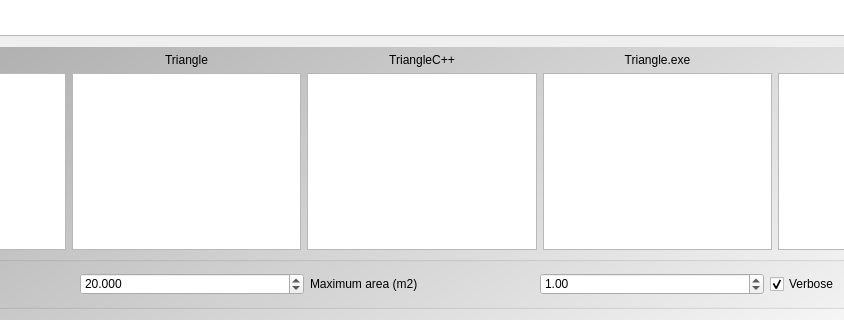
Before: the Qt Designer form Tools/ToolTestTriangle/qttesttrianglemaindialog.ui in richelbilderbeek/ProjectRichelBilderbeek, drawn with Qt 5; both pictures show x 175 to 1019 and y 395 to 715 of the 1194 by 715 pixel window.
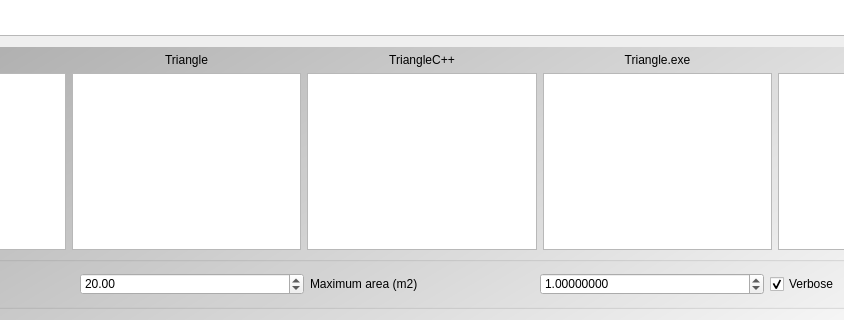
After: the same form once the commit is applied. Icons and pictures are not drawn. Custom widgets are drawn as their Qt base class.

The edit to the form file:
```diff
--- a/Tools/ToolTestTriangle/qttesttrianglemaindialog.ui
+++ b/Tools/ToolTestTriangle/qttesttrianglemaindialog.ui
@@ -56,9 +56,6 @@
       </item>
       <item>
        <widget class="QDoubleSpinBox" name="box_triangle_min_angle">
-        <property name="decimals">
-         <number>3</number>
-        </property>
         <property name="minimum">
          <double>0.000000000000000</double>
         </property>
@@ -79,6 +76,9 @@
       </item>
       <item>
        <widget class="QDoubleSpinBox" name="box_triangle_max_area">
+        <property name="decimals">
+         <number>8</number>
+        </property>
         <property name="minimum">
          <double>0.000000000000000</double>
         </property>
```
Left out of the diff: 8 changed lines with no effect on the pictures.
